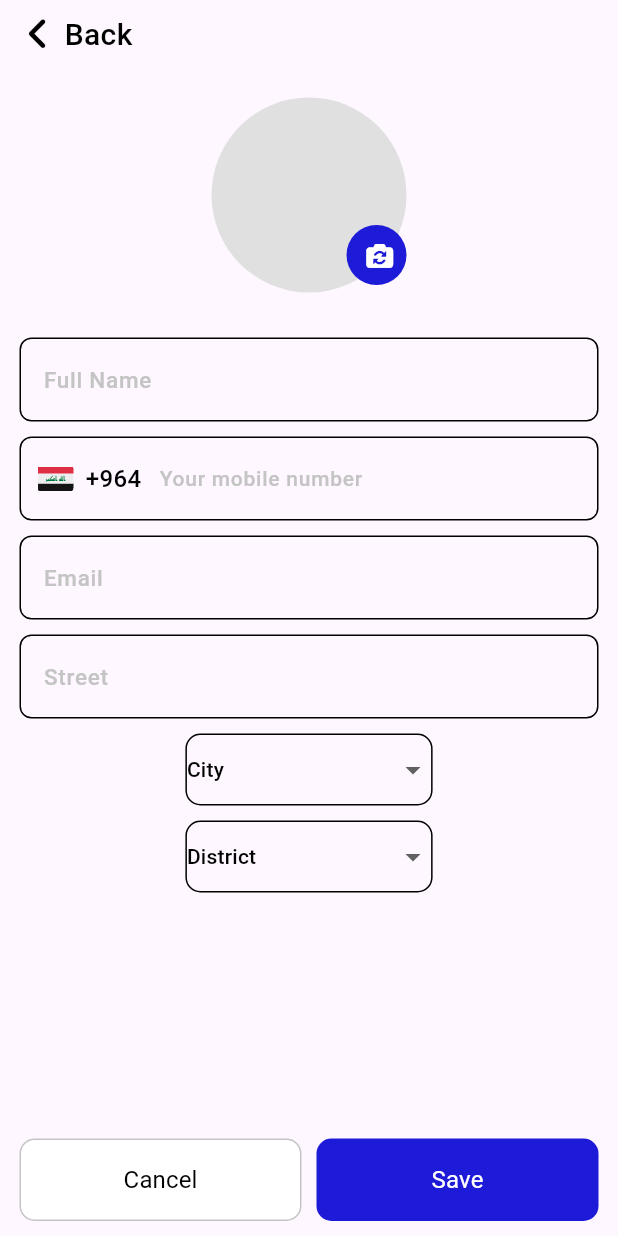
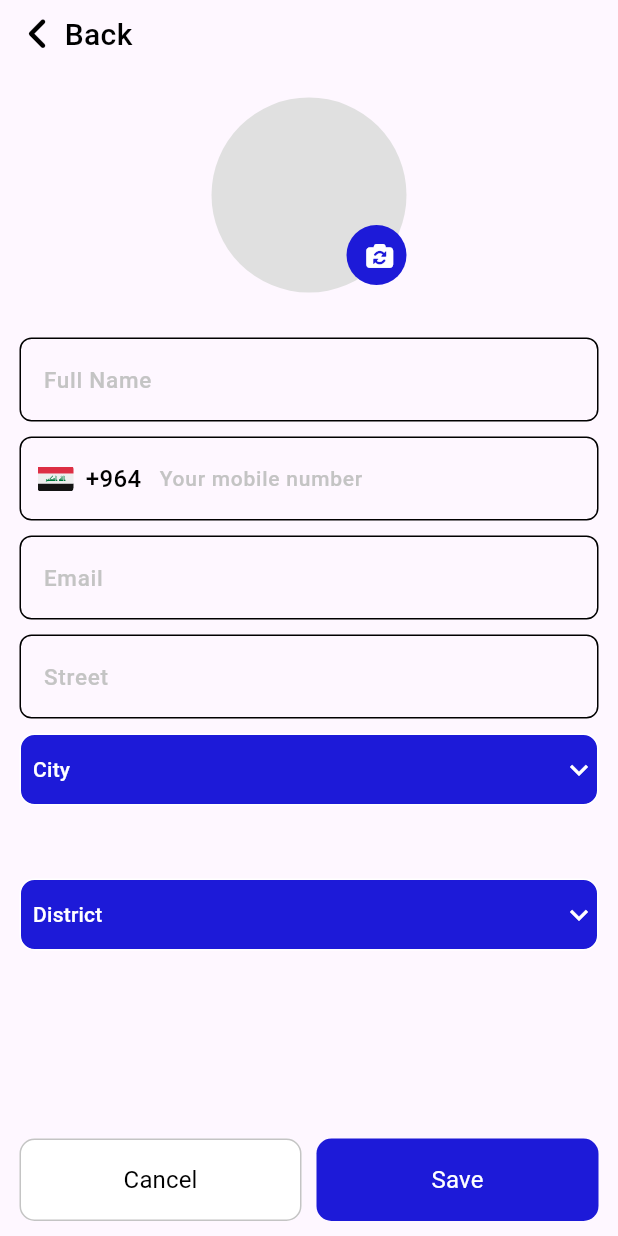
Before and after one commit to Youssef-Khorshed/TaxiGoUser, a Flutter app: the CreateProfileScreen screen opened by its route, on a phone screen of 412 x 824 dp. Run offline on Flutter 3.47's test engine with Material 3 defaults, Android fonts, the phone set to English and light mode, and no system bars; drawn by our look-alikes of auto_size_text, dropdown_button2; our stand-ins replace firebase_core, flutter_rating_bar, flutter_svg, font_awesome_flutter, google_fonts, google_maps_flutter and 1 more; accounts and stored records are empty; generated files the repository leaves out were written again; Roboto replaces fonts that are missing (Cairo).

Commit message:
some edits by philo

```diff
--- a/lib/Features/Auth/screens/auth_widgets/custom_drop_down_form_field.dart
+++ b/lib/Features/Auth/screens/auth_widgets/custom_drop_down_form_field.dart
@@ -1,8 +1,8 @@
 import 'package:auto_size_text/auto_size_text.dart';
 import 'package:dropdown_button2/dropdown_button2.dart';
 import 'package:flutter/material.dart';
+import 'package:taxi_go_user_version/Core/Utils/Colors/app_colors.dart';
 import 'package:taxi_go_user_version/Core/Utils/Text/text_style.dart';
-import '../../../../Core/Utils/Colors/app_colors.dart';
 
 class CustomDropDownFormField extends StatelessWidget {
   final List<String> items;
@@ -12,16 +12,21 @@ class CustomDropDownFormField extends StatelessWidget {
 
   @override
   Widget build(BuildContext context) {
-    return Container(
-      width: MediaQuery.of(context).size.width * 0.4,
+    return Expanded(
       child: DropdownButton2(
         underline: Container(
           color: Colors.transparent,
         ),
         isExpanded: true,
+        iconStyleData: const IconStyleData(
+            icon: Icon(
+          Icons.keyboard_arrow_down,
+          color: AppColors.whiteColor,
+        )),
         buttonStyleData: ButtonStyleData(
           decoration: BoxDecoration(
-              border: Border.all(color: Colors.black, width: 1),
+              color: AppColors.blueColor,
+              border: Border.all(color: Colors.white, width: 1),
               borderRadius: BorderRadius.circular(10)),
         ),
         dropdownStyleData: DropdownStyleData(
@@ -29,14 +34,16 @@ class CustomDropDownFormField extends StatelessWidget {
           useSafeArea: true,
           width: MediaQuery.of(context).size.width * 0.4,
         ),
-        hint: AutoSizeText(
-          name,
-          style: AppTextStyles.style14BlackW500,
-          textAlign: TextAlign.center,
+        hint: Padding(
+          padding: const EdgeInsets.only(left: 8.0),
+          child: AutoSizeText(
+            name,
+            style: AppTextStyles.style14BlackW500
+                .copyWith(color: AppColors.whiteColor),
+          ),
         ),
         items: items
-            .map((gender) =>
-                DropdownMenuItem(value: gender, child: Text(gender)))
+            .map((name) => DropdownMenuItem(value: name, child: Text(name)))
             .toList(),
         onChanged: (value) {},
       ),
--- a/lib/Features/History/history_widgets/custom_trip_card_history.dart
+++ b/lib/Features/History/history_widgets/custom_trip_card_history.dart
@@ -35,7 +35,10 @@ class TripCard extends StatelessWidget {
               RoundedRectangleBorder(borderRadius: BorderRadius.circular(16)),
           child: const Row(
             children: [
-              Expanded(child: CustomBuildTripDetails()),
+              Expanded(
+                  child: CustomBuildTripDetails(
+                hasIcon: false,
+              )),
             ],
           ),
         ),
```
Also changed, not shown: lib/Features/Favourite/tripFavourite_widget/custom_tripCard_favourite.dart (+12 -6 lines), lib/Features/History/history_widgets/custom_build_trip_details_history.dart (+6 -3 lines), lib/Features/History/history_widgets/custom_details_filter_dropdown.dart (+8 -16 lines), lib/Features/Saved/tripSaved_widget/custom_tripCard_saved.dart (+6 -3 lines).
